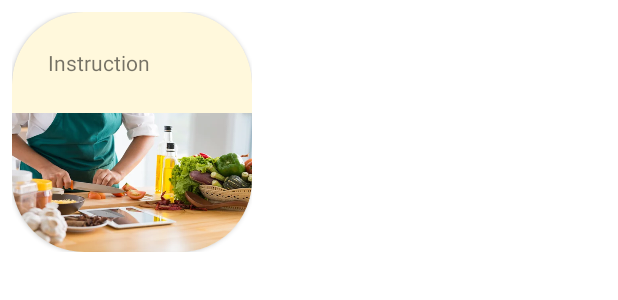
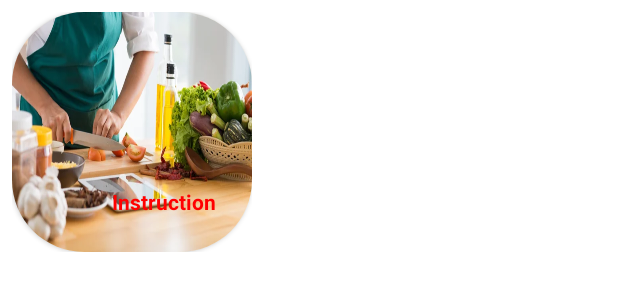
Before and after one commit to TakeshiKovacs-AC/Diploma_RecipeBook, an Android app: the layout instructions_range.xml on its own in the app's theme, with its tools: preview values and no code run, on a phone screen of 412 x 824 dp. Shown: the top 300 px of the screen. Run offline under Robolectric (Android 15) with nearby library versions, the phone set to English and light mode, and no system bars.

Commit message:
fix saving

```diff
--- a/app/src/main/java/ru/antonbasket/diploma_project_nerecipe/view_holders/CuisineViewHolder.kt
+++ b/app/src/main/java/ru/antonbasket/diploma_project_nerecipe/view_holders/CuisineViewHolder.kt
@@ -25,9 +25,10 @@ fun cuisineBinding(
             id = cuisine.id
             tag = cuisine.rusName
             text = cuisine.rusName
-            isChecked = cuisine.isSelect
             textOn = cuisine.rusName
             textOff = cuisine.rusName
+            performClick()
+            isChecked = cuisine.isSelect
 
             val initialColor = textColors.defaultColor
             setTextColor(initialColor)
--- a/app/src/main/java/ru/antonbasket/diploma_project_nerecipe/view_holders/RecipeViewHolder.kt
+++ b/app/src/main/java/ru/antonbasket/diploma_project_nerecipe/view_holders/RecipeViewHolder.kt
@@ -4,6 +4,7 @@ import android.widget.PopupMenu
 import androidx.recyclerview.widget.DiffUtil
 import androidx.recyclerview.widget.RecyclerView
 import ru.antonbasket.diploma_project_nerecipe.R
+import ru.antonbasket.diploma_project_nerecipe.adapters.CuisineAdapter
 import ru.antonbasket.diploma_project_nerecipe.adapters.RecipeClickedListener
 import ru.antonbasket.diploma_project_nerecipe.data_classes.Recipe
 import ru.antonbasket.diploma_project_nerecipe.databinding.FragmentRecipeViewBinding
@@ -12,6 +13,7 @@ class RecipeViewHolder(
     private val binding: FragmentRecipeViewBinding,
     private val recipeClickedListener: RecipeClickedListener,
 ) : RecyclerView.ViewHolder(binding.root) {
+
 
     fun bind(recipe: Recipe) {
         recipeBinding(recipe, binding, recipeClickedListener)
@@ -24,6 +26,7 @@ fun recipeBinding(
     recipeClickedListener: RecipeClickedListener
 ) {
     binding.apply {
+
         recipeWindow.tag = recipe.position
         author.text = recipe.author
         favoriteRecipe.isChecked = recipe.isLiked
--- a/app/src/main/res/layout/instructions_range.xml
+++ b/app/src/main/res/layout/instructions_range.xml
@@ -25,15 +25,19 @@
                 android:id="@+id/instructionDescription"
                 android:layout_width="wrap_content"
                 android:layout_height="wrap_content"
+                android:gravity="end|bottom"
+                android:textColor="#FF0000"
+                android:textStyle="bold"
+                android:background="@drawable/coocking"
                 android:padding="24dp"
                 tools:text="Instruction" />
 
-            <ImageView
-                android:id="@+id/instructionImage"
-                android:layout_width="wrap_content"
-                android:layout_height="wrap_content"
-                android:src="@drawable/coocking"
-                android:scaleType="fitXY" />
+<!--            <ImageView-->
+<!--                android:id="@+id/instructionImage"-->
+<!--                android:layout_width="wrap_content"-->
+<!--                android:layout_height="wrap_content"-->
+<!--                android:src=-->
+<!--                android:scaleType="fitXY" />-->
 
         </androidx.appcompat.widget.LinearLayoutCompat>
     </androidx.cardview.widget.CardView>
```
Also changed, not shown: app/src/main/java/ru/antonbasket/diploma_project_nerecipe/fragments/NewInstructionsFragment.kt (+12 -16 lines), app/src/main/java/ru/antonbasket/diploma_project_nerecipe/fragments/NewRecipeFragment.kt (+19 -29 lines), app/src/main/java/ru/antonbasket/diploma_project_nerecipe/view_holders/InstructionsViewHolder.kt (+4 -4 lines).
